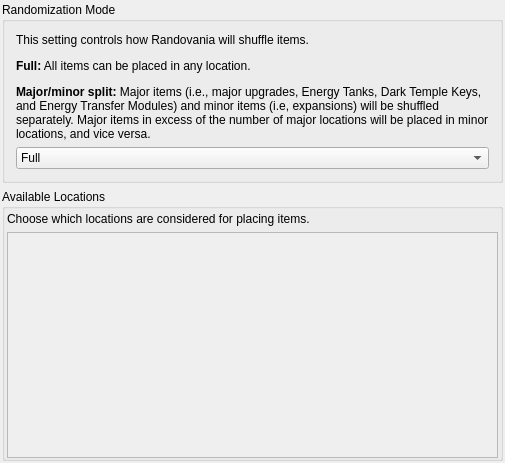
Above: randovania/gui/ui_files/preset_location_pool.ui from randovania/randovania before the change. Below: the same form after it.
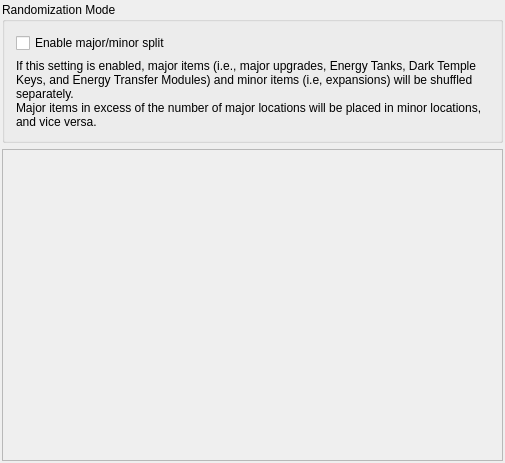
That is the form after the change.

Commit message: Major/minor split is back from tooltip to a regular text block

What changed in the file:
```diff
--- a/randovania/gui/ui_files/preset_location_pool.ui
+++ b/randovania/gui/ui_files/preset_location_pool.ui
@@ -39,73 +39,41 @@
        <string>Randomization Mode</string>
       </property>
       <layout class="QVBoxLayout" name="verticalLayout_2">
+       <item>
+        <widget class="QCheckBox" name="check_major_minor">
+         <property name="text">
+          <string>Enable major/minor split</string>
+         </property>
+        </widget>
+       </item>
        <item>
         <widget class="QLabel" name="randomization_mode_label">
          <property name="text">
-          <string>&lt;html&gt;&lt;head/&gt;&lt;body&gt;&lt;p&gt;This setting controls how Randovania will shuffle items.&lt;/p&gt;&lt;p&gt;&lt;span style=&quot; font-weight:600;&quot;&gt;Full:&lt;/span&gt; All items can be placed in any location.&lt;/p&gt;&lt;p&gt;&lt;span style=&quot; font-weight:600;&quot;&gt;Major/minor split:&lt;/span&gt; Major items (i.e., major upgrades, Energy Tanks, Dark Temple Keys, and Energy Transfer Modules) and minor items (i.e, expansions) will be shuffled separately. Major items in excess of the number of major locations will be placed in minor locations, and vice versa.&lt;/p&gt;&lt;/body&gt;&lt;/html&gt;</string>
+          <string>&lt;html&gt;&lt;head/&gt;&lt;body&gt;&lt;p&gt;If this setting is enabled, major items (i.e., major upgrades, Energy Tanks, Dark Temple Keys, and Energy Transfer Modules) and minor items (i.e, expansions) will be shuffled separately.&lt;br/&gt;Major items in excess of the number of major locations will be placed in minor locations, and vice versa.&lt;/p&gt;&lt;/body&gt;&lt;/html&gt;</string>
          </property>
          <property name="wordWrap">
           <bool>true</bool>
          </property>
         </widget>
        </item>
-       <item>
-        <widget class="QComboBox" name="randomization_mode_combo">
-         <item>
-          <property name="text">
-           <string>Full</string>
-          </property>
-         </item>
-         <item>
-          <property name="text">
-           <string>Major/minor split</string>
-          </property>
-         </item>
-        </widget>
-       </item>
       </layout>
      </widget>
     </item>
     <item>
-     <widget class="QGroupBox" name="excluded_locations_group">
-      <property name="title">
-       <string>Available Locations</string>
-      </property>
-      <layout class="QVBoxLayout" name="verticalLayout_5">
-       <property name="leftMargin">
-        <number>2</number>
-       </property>
-       <property name="topMargin">
-        <number>3</number>
-       </property>
-       <property name="rightMargin">
-        <number>2</number>
-       </property>
-       <property name="bottomMargin">
-        <number>0</number>
-       </property>
-       <item>
-        <widget class="QLabel" name="excluded_locations_label">
-         <property name="text">
-          <string>&lt;html&gt;&lt;head/&gt;&lt;body&gt;&lt;p&gt;Choose which locations are considered for placing items.&lt;/p&gt;&lt;/body&gt;&lt;/html&gt;</string>
-         </property>
-        </widget>
-       </item>
-       <item>
-        <widget class="QScrollArea" name="excluded_locations_area">
+     <widget class="QScrollArea" name="locations_scroll_area">
          <property name="widgetResizable">
           <bool>true</bool>
          </property>
-         <widget class="QWidget" name="excluded_locations_area_contents">
+      <widget class="QWidget" name="locations_scroll_area_contents">
           <property name="geometry">
            <rect>
             <x>0</x>
             <y>0</y>
-            <width>489</width>
-            <height>244</height>
-           </rect>
-          </property>
-          <layout class="QHBoxLayout" name="excluded_locations_area_layout">
+         <width>499</width>
+         <height>343</height>
+        </rect>
+       </property>
+       <layout class="QVBoxLayout" name="locations_scroll_area_layout">
            <property name="leftMargin">
             <number>0</number>
            </property>
@@ -120,9 +88,6 @@
            </property>
           </layout>
          </widget>
-        </widget>
-       </item>
-      </layout>
      </widget>
     </item>
    </layout>
```
Lines whose indentation alone changed are shown as unchanged.
